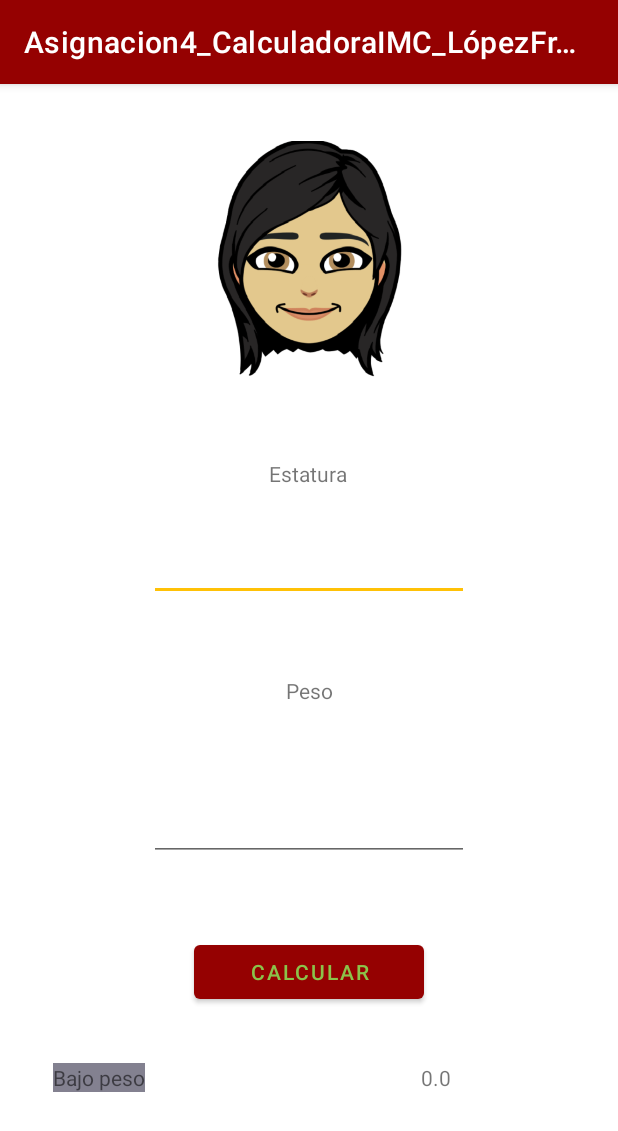
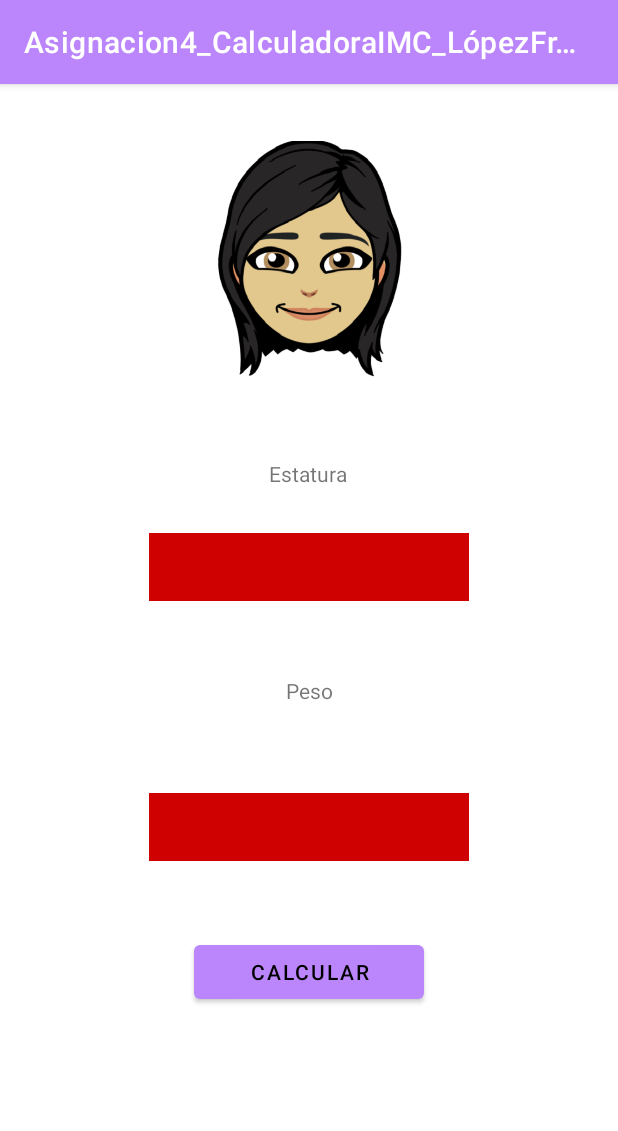
Before and after one commit to Lauralopezfre/CalculadoraIMC, an Android app: the screen it shows after launch (MainActivity), after a tap on "CALCULAR", on a phone screen of 412 x 824 dp. Shown: the top 1131 px of the screen. Run offline under Robolectric (Android 15) with nearby library versions, the phone set to English and light mode, and no system bars.

Commit message:
Adición del bonus en cambio de color segun las categorias

```diff
--- a/app/src/main/java/lopez/laura/asignacion4_calculadoraimc_lpezfregoso/MainActivity.kt
+++ b/app/src/main/java/lopez/laura/asignacion4_calculadoraimc_lpezfregoso/MainActivity.kt
@@ -25,19 +25,26 @@ class MainActivity : AppCompatActivity(){
 
         //Evento button
         button.setOnClickListener { view ->
-            val a = calcularIMC(weight.text.toString().toDouble(), height.text.toString().toDouble())
-            val categoria = calcularCategoria(a)
-            imc.setText(a.toString())
-            range.setText(categoria)
+            if(!weight.text.toString().isEmpty() && !height.text.toString().isEmpty()){
+                val a = calcularIMC(weight.text.toString().toDouble(), height.text.toString().toDouble())
+                val categoria = calcularCategoria(a)
+                imc.setText(a.toString())
+                range.setText(categoria)
 
-            when(categoria) {
-                "Bajo peso" -> range.setBackgroundColor(R.color.colorBrown)
-                "Normal" -> range.setBackgroundColor(R.color.colorGreen)
-                "Sobrepeso" -> range.setBackgroundColor(R.color.colorGreenish)
-                "Obesidad grado 1" -> range.setBackgroundColor(R.color.colorOrange)
-                "Obesidad grado 2" -> range.setBackgroundColor(R.color.colorYellow)
-                "Obesidad grado 1" -> range.setBackgroundColor(R.color.colorRed)
+                when(categoria) {
+                    "Bajo peso" -> range.setBackgroundResource(R.color.colorBrown)
+                    "Normal" -> range.setBackgroundResource(R.color.colorGreen)
+                    "Sobrepeso" -> range.setBackgroundResource(R.color.colorGreenish)
+                    "Obesidad grado 1" -> range.setBackgroundResource(R.color.colorOrange)
+                    "Obesidad grado 2" -> range.setBackgroundResource(R.color.colorYellow)
+                    "Obesidad grado 1" -> range.setBackgroundResource(R.color.colorRed)
+                }
+            }else{
+                weight.setBackgroundResource(R.color.colorRed)
+                height.setBackgroundResource(R.color.colorRed)
             }
+
+
         }
     }
     //funcion
--- a/app/src/main/res/layout/activity_main.xml
+++ b/app/src/main/res/layout/activity_main.xml
@@ -71,6 +71,7 @@
         android:text="@string/IMC"
         app:layout_constraintBottom_toBottomOf="parent"
         app:layout_constraintEnd_toEndOf="parent"
+        app:layout_constraintHorizontal_bias="0.513"
         app:layout_constraintStart_toStartOf="parent"
         app:layout_constraintTop_toBottomOf="@+id/weight" />
 
@@ -92,28 +93,22 @@
         android:id="@+id/range"
         android:layout_width="wrap_content"
         android:layout_height="wrap_content"
-        android:layout_marginStart="65dp"
-        android:layout_marginTop="626dp"
-        android:layout_marginEnd="346dp"
-        android:layout_marginBottom="70dp"
         android:text=""
         app:layout_constraintBottom_toBottomOf="parent"
         app:layout_constraintEnd_toEndOf="parent"
         app:layout_constraintStart_toStartOf="parent"
-        app:layout_constraintTop_toTopOf="parent" />
+        app:layout_constraintTop_toTopOf="parent"
+        app:layout_constraintVertical_bias="0.948" />
 
     <TextView
         android:id="@+id/imc"
         android:layout_width="wrap_content"
         android:layout_height="wrap_content"
-        android:layout_marginStart="290dp"
-        android:layout_marginTop="626dp"
-        android:layout_marginEnd="121dp"
-        android:layout_marginBottom="70dp"
         android:text=""
         app:layout_constraintBottom_toBottomOf="parent"
         app:layout_constraintEnd_toEndOf="parent"
         app:layout_constraintStart_toStartOf="parent"
-        app:layout_constraintTop_toTopOf="parent" />
+        app:layout_constraintTop_toTopOf="parent"
+        app:layout_constraintVertical_bias="0.882" />
 
 </androidx.constraintlayout.widget.ConstraintLayout>
--- a/app/src/main/res/values/colors.xml
+++ b/app/src/main/res/values/colors.xml
@@ -1,5 +1,12 @@
 <?xml version="1.0" encoding="utf-8"?>
 <resources>
+
+    <color name="purple_200">#FFBB86FC</color>
+    <color name="purple_500">#FF6200EE</color>
+    <color name="purple_700">#FF3700B3</color>
+    <color name="teal_200">#FF03DAC5</color>
+    <color name="teal_700">#FF018786</color>
+    <color name="black">#FF000000</color>
     <color name="colorBrown">#950101</color>
     <color name="colorRed">#CF0101</color>
     <color name="colorOrange">#FF5722</color>
--- a/app/src/main/res/values/themes.xml
+++ b/app/src/main/res/values/themes.xml
@@ -2,13 +2,13 @@
     <!-- Base application theme. -->
     <style name="Theme.Asignacion4_CalculadoraIMC_LópezFregoso" parent="Theme.MaterialComponents.DayNight.DarkActionBar">
         <!-- Primary brand color. -->
-        <item name="colorPrimary">@color/colorBrown</item>
-        <item name="colorPrimaryVariant">@color/colorGreen</item>
-        <item name="colorOnPrimary">@color/colorGreenish</item>
+        <item name="colorPrimary">@color/purple_200</item>
+        <item name="colorPrimaryVariant">@color/purple_700</item>
+        <item name="colorOnPrimary">@color/black</item>
         <!-- Secondary brand color. -->
-        <item name="colorSecondary">@color/colorYellow</item>
-        <item name="colorSecondaryVariant">@color/colorOrange</item>
-        <item name="colorOnSecondary">@color/colorRed</item>
+        <item name="colorSecondary">@color/teal_200</item>
+        <item name="colorSecondaryVariant">@color/teal_200</item>
+        <item name="colorOnSecondary">@color/black</item>
         <!-- Status bar color. -->
         <item name="android:statusBarColor" tools:targetApi="l">?attr/colorPrimaryVariant</item>
         <!-- Customize your theme here. -->
```
